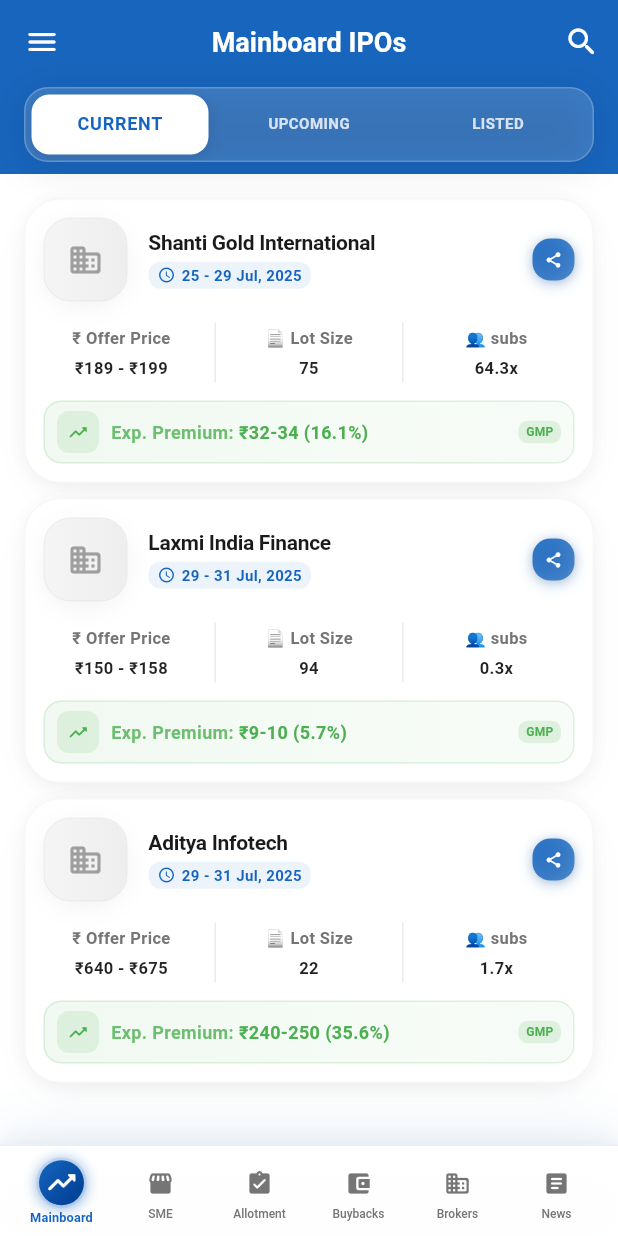
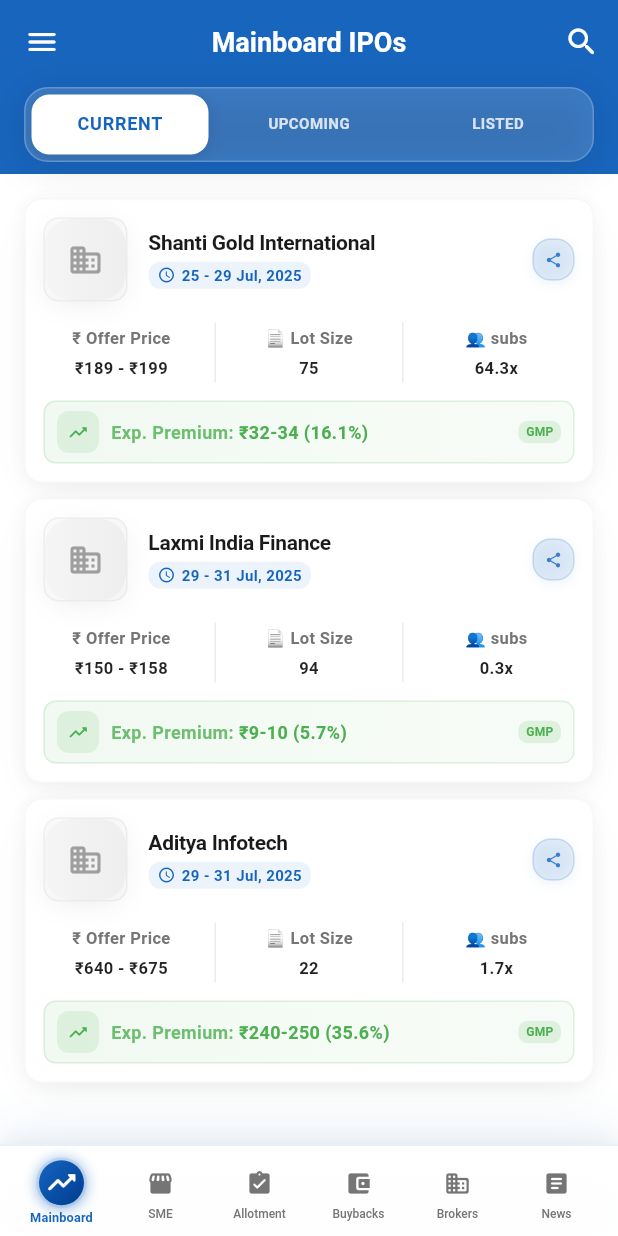
Before and after one commit to secretdeveloper90/ipoedge-app, a Flutter app: the screen it shows after launch, on a phone screen of 412 x 824 dp. Run offline on Flutter 3.47's test engine with Material 3 defaults, Android fonts, the phone set to English and light mode, and no system bars; drawn by our look-alikes of cached_network_image; our stand-ins replace flutter_svg; network calls fail.

Commit message:
fixed ipo card ui

```diff
--- a/lib/widgets/broker_card.dart
+++ b/lib/widgets/broker_card.dart
@@ -20,7 +20,7 @@
         color: Colors.transparent,
         child: InkWell(
           onTap: onTap,
-          borderRadius: BorderRadius.circular(24),
+          borderRadius: BorderRadius.circular(12),
           child: Container(
             decoration: BoxDecoration(
               gradient: LinearGradient(
@@ -89,7 +89,7 @@
                                 width: 52,
                                 height: 52,
                                 decoration: BoxDecoration(
-                                  borderRadius: BorderRadius.circular(20),
+                                  borderRadius: BorderRadius.circular(10),
                                   gradient: LinearGradient(
                                     begin: Alignment.topLeft,
                                     end: Alignment.bottomRight,
--- a/lib/widgets/buyback_card.dart
+++ b/lib/widgets/buyback_card.dart
@@ -17,7 +17,7 @@
       margin: const EdgeInsets.only(bottom: 10),
       decoration: BoxDecoration(
         color: Colors.white,
-        borderRadius: BorderRadius.circular(20),
+        borderRadius: BorderRadius.circular(12),
         boxShadow: [
           BoxShadow(
             color: Colors.black.withOpacity(0.08),
@@ -91,7 +91,7 @@
             width: 48,
             height: 48,
             decoration: BoxDecoration(
-              borderRadius: BorderRadius.circular(12),
+              borderRadius: BorderRadius.circular(10),
               color: _getLogoBackgroundColor(),
               boxShadow: [
                 BoxShadow(
@@ -102,7 +102,7 @@
               ],
             ),
             child: ClipRRect(
-              borderRadius: BorderRadius.circular(12),
+              borderRadius: BorderRadius.circular(10),
               child: Image.network(
                 buyback.logo,
                 fit: BoxFit.contain,
--- a/lib/widgets/ipo_card.dart
+++ b/lib/widgets/ipo_card.dart
@@ -19,7 +19,7 @@
       margin: const EdgeInsets.only(bottom: 10),
       decoration: BoxDecoration(
         color: Colors.white,
-        borderRadius: BorderRadius.circular(24),
+        borderRadius: BorderRadius.circular(12),
         boxShadow: [
           BoxShadow(
             color: Colors.black.withOpacity(0.06),
@@ -69,7 +69,7 @@
           width: 56,
           height: 56,
           decoration: BoxDecoration(
-            borderRadius: BorderRadius.circular(18),
+            borderRadius: BorderRadius.circular(10),
             gradient: LinearGradient(
               begin: Alignment.topLeft,
               end: Alignment.bottomRight,
@@ -187,7 +187,7 @@
             ],
           ),
         ),
-        // Attractive gradient share button
+        // Modern light blue share button
         Container(
           width: 28,
           height: 28,
@@ -196,22 +196,21 @@
               begin: Alignment.topLeft,
               end: Alignment.bottomRight,
               colors: [
-                AppColors.primary.withOpacity(0.9),
-                AppColors.primary.withOpacity(0.7),
+                AppColors.primary.withOpacity(0.12),
+                AppColors.primary.withOpacity(0.08),
               ],
             ),
             borderRadius: BorderRadius.circular(12),
+            border: Border.all(
+              color: AppColors.primary.withOpacity(0.15),
+              width: 1,
+            ),
             boxShadow: [
               BoxShadow(
-                color: AppColors.primary.withOpacity(0.3),
-                blurRadius: 8,
+                color: AppColors.primary.withOpacity(0.08),
+                blurRadius: 6,
                 offset: const Offset(0, 2),
                 spreadRadius: 0,
-              ),
-              BoxShadow(
-                color: Colors.black.withOpacity(0.1),
-                blurRadius: 4,
-                offset: const Offset(0, 1),
               ),
             ],
           ),
@@ -220,12 +219,12 @@
             child: InkWell(
               onTap: () => _shareIPO(),
               borderRadius: BorderRadius.circular(12),
-              splashColor: Colors.white.withOpacity(0.2),
-              highlightColor: Colors.white.withOpacity(0.1),
-              child: const Icon(
+              splashColor: AppColors.primary.withOpacity(0.2),
+              highlightColor: AppColors.primary.withOpacity(0.1),
+              child: Icon(
                 Icons.share_rounded,
                 size: 12,
-                color: Colors.white,
+                color: AppColors.primary.withOpacity(0.8),
               ),
             ),
           ),
@@ -337,7 +336,7 @@
             gmpColor.withOpacity(0.04),
           ],
         ),
-        borderRadius: BorderRadius.circular(12),
+        borderRadius: BorderRadius.circular(8),
         border: Border.all(
           color: gmpColor.withOpacity(0.15),
           width: 1,
```
